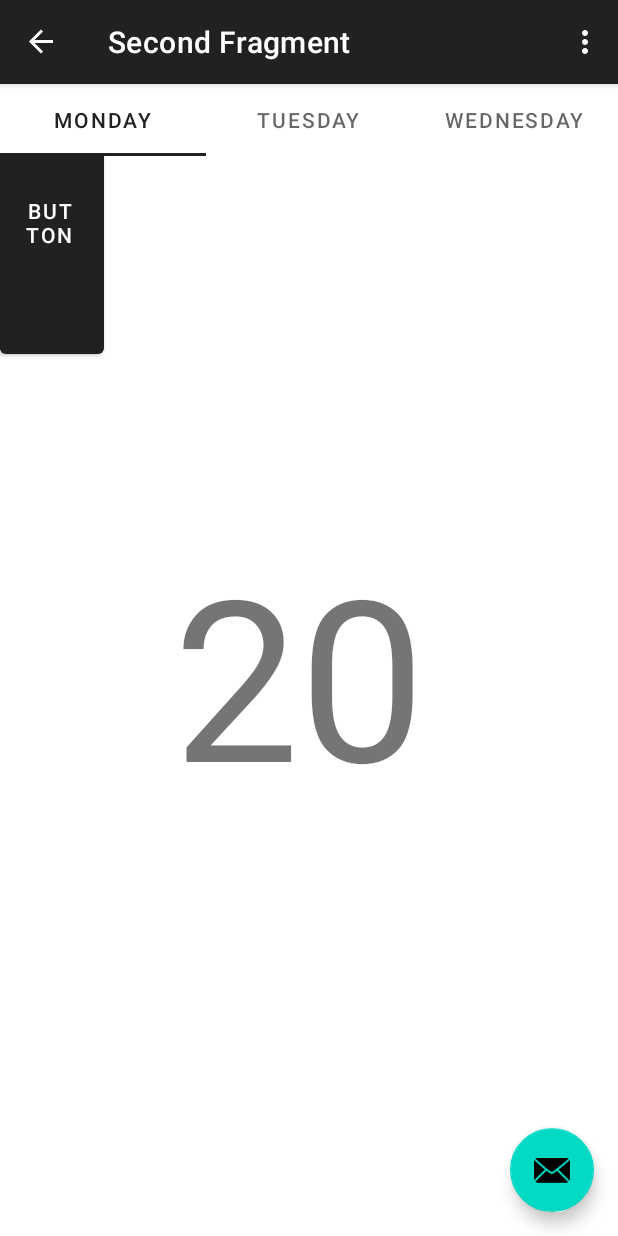
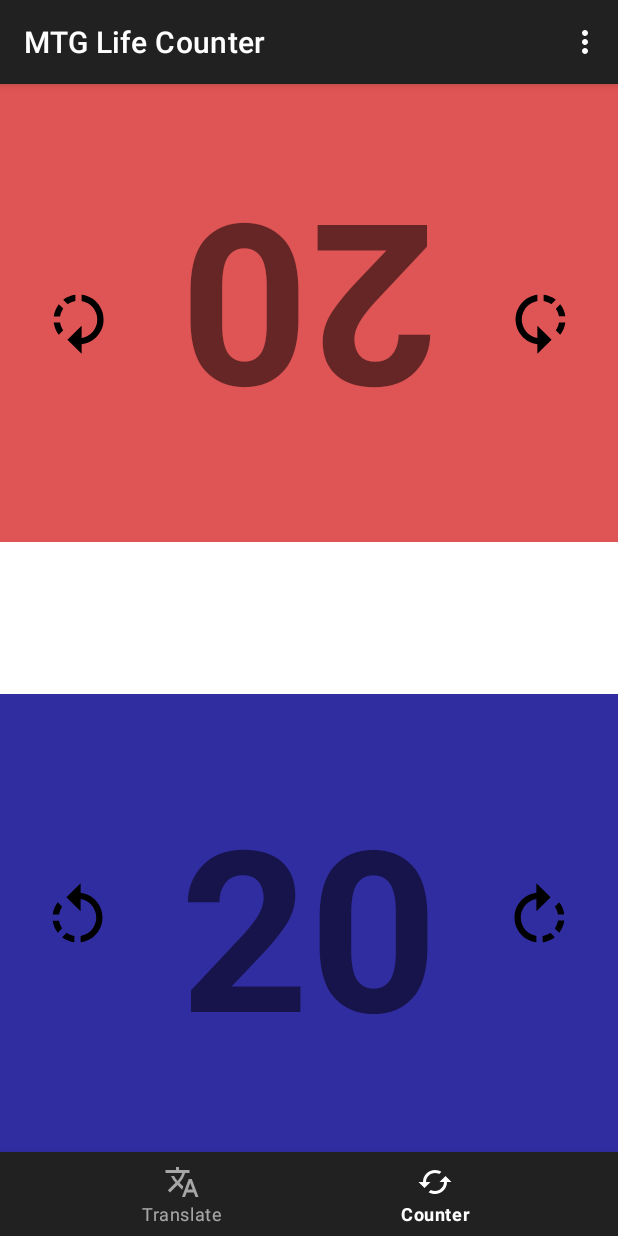
Before and after one commit to ETS-Android2/java-android-api-mtg-translator-counter-dice, an Android app: the SecondFragment screen opened through its navigation route, on a phone screen of 412 x 824 dp. Run offline under Robolectric (Android 15) with nearby library versions, the phone set to English and light mode, and no system bars; our stand-ins replace Picasso, Volley, navigation-ui; pictures from the network do not load.

Commit message:
work in progress

```diff
--- a/app/src/main/java/mtg/java/mymagicapp/FirstFragment.java
+++ b/app/src/main/java/mtg/java/mymagicapp/FirstFragment.java
@@ -128,10 +128,8 @@ public class FirstFragment extends Fragment {
             LayoutInflater inflater, ViewGroup container,
             Bundle savedInstanceState
     ) {
-
         binding = FragmentFirstBinding.inflate(inflater, container, false);
         return binding.getRoot();
-
     }
 
     private static void setUrl(String num, String set) {
@@ -157,14 +155,6 @@ public class FirstFragment extends Fragment {
         final TextView selectedText = binding.textviewFirst;
         final AutoCompleteTextView autoCompleteTextView = binding.autoCompleteEditText;
 
-        binding.buttonFirst.setOnClickListener(new View.OnClickListener() {
-            @Override
-            public void onClick(View view) {
-                NavHostFragment.findNavController(FirstFragment.this)
-                        .navigate(R.id.action_FirstFragment_to_SecondFragment);
-            }
-        });
-
         //Setting up the adapter for AutoSuggest
         autoSuggestAdapter = new AutoSuggestAdapter(getActivity(), android.R.layout.simple_dropdown_item_1line);
         autoCompleteTextView.setThreshold(2);
@@ -173,13 +163,12 @@ public class FirstFragment extends Fragment {
         autoCompleteTextView.setOnItemClickListener(new AdapterView.OnItemClickListener() {
             @Override
             public void onItemClick(AdapterView<?> parent, View view, int position, long id) {
-                selectedText.setText(autoSuggestAdapter.getObject(position) + " / " + locale);
+ //               selectedText.setText(autoSuggestAdapter.getObject(position) + " / " + locale);
                 cardname = autoSuggestAdapter.getObject(position);
                 getCard(firstUrl + cardname);
+                ((MainActivity)getActivity()).closeKeyboard();
             }
         });
-
-
 
         autoCompleteTextView.addTextChangedListener(new TextWatcher() {
             @Override
@@ -234,8 +223,6 @@ public class FirstFragment extends Fragment {
 
     }
 
-
-
     @Override
     public void onDestroyView() {
         super.onDestroyView();
--- a/app/src/main/java/mtg/java/mymagicapp/MainActivity.java
+++ b/app/src/main/java/mtg/java/mymagicapp/MainActivity.java
@@ -4,6 +4,7 @@ import android.content.Context;
 import android.content.DialogInterface;
 import android.os.Bundle;
 
+import com.google.android.material.bottomnavigation.BottomNavigationView;
 import com.google.android.material.snackbar.Snackbar;
 
 import androidx.appcompat.app.AlertDialog;
@@ -21,6 +22,7 @@ import mtg.java.mymagicapp.databinding.ActivityMainBinding;
 
 import android.view.Menu;
 import android.view.MenuItem;
+import android.view.WindowManager;
 import android.view.inputmethod.InputMethodManager;
 import android.widget.FrameLayout;
 import android.widget.TextView;
@@ -38,21 +40,15 @@ public class MainActivity extends AppCompatActivity {
         binding = ActivityMainBinding.inflate(getLayoutInflater());
         setContentView(binding.getRoot());
 
-   //     setSupportActionBar(binding.toolbar);
+        getWindow().addFlags(WindowManager.LayoutParams.FLAG_KEEP_SCREEN_ON);
 
+        BottomNavigationView navView = findViewById(R.id.bottom_navigation);
+        AppBarConfiguration appBarConfiguration = new AppBarConfiguration.Builder(
+                R.id.navigation_first, R.id.navigation_second)
+                .build();
         NavController navController = Navigation.findNavController(this, R.id.nav_host_fragment_content_main);
-        appBarConfiguration = new AppBarConfiguration.Builder(navController.getGraph()).build();
         NavigationUI.setupActionBarWithNavController(this, navController, appBarConfiguration);
-
-        binding.fab.setOnClickListener(new View.OnClickListener() {
-            @Override
-            public void onClick(View view) {
-//                NavHostFragment.findNavController(R.id.FirstFragment.this)
-//                        .navigate(R.id.action_FirstFragment_to_SecondFragment);
-//                Snackbar.make(view, "Replace with your own action", Snackbar.LENGTH_LONG)
-//                        .setAction("Action", null).show();
-            }
-        });
+        NavigationUI.setupWithNavController(navView, navController);
 
     }
 
@@ -63,19 +59,18 @@ public class MainActivity extends AppCompatActivity {
         return true;
     }
 
-//    public static void closeKeyboard() {
-//        View view = getCurrentFocus();
-//        if (view != null) {
-//            InputMethodManager manager
-//                    = (InputMethodManager)
-//                    getSystemService(
-//                            Context.INPUT_METHOD_SERVICE);
-//            manager
-//                    .hideSoftInputFromWindow(
-//                            view.getWindowToken(), 0);
-//        }
-//    }
-
+    public void closeKeyboard() {
+        View view = getCurrentFocus();
+        if (view != null) {
+            InputMethodManager manager
+                    = (InputMethodManager)
+                    getSystemService(
+                            Context.INPUT_METHOD_SERVICE);
+            manager
+                    .hideSoftInputFromWindow(
+                            view.getWindowToken(), 0);
+        }
+    }
 
     @Override
     public boolean onOptionsItemSelected(MenuItem item) {
@@ -90,7 +85,7 @@ public class MainActivity extends AppCompatActivity {
                     @Override
                     public void onClick(DialogInterface dialog, int item) {
                         FirstFragment fragment1 = (FirstFragment)getSupportFragmentManager()
-                                .findFragmentById(R.id.FirstFragment);
+                                .findFragmentById(R.id.navigation_first);
 
                         switch(item) {
                             case 0:
@@ -138,7 +133,6 @@ public class MainActivity extends AppCompatActivity {
                                 FirstFragment.getCard(firstUrl);
                                 break;
                         }
-
                         selectedText.setText("Translate from en to: " + fragment1.locale);
                         dialog.dismiss();
                     }
--- a/app/src/main/java/mtg/java/mymagicapp/SecondFragment.java
+++ b/app/src/main/java/mtg/java/mymagicapp/SecondFragment.java
@@ -4,6 +4,9 @@ import android.os.Bundle;
 import android.view.LayoutInflater;
 import android.view.View;
 import android.view.ViewGroup;
+import android.view.WindowManager;
+import android.widget.Button;
+import android.widget.TextView;
 
 import androidx.annotation.NonNull;
 import androidx.fragment.app.Fragment;
@@ -13,6 +16,9 @@ import mtg.java.mymagicapp.databinding.FragmentSecondBinding;
 
 public class SecondFragment extends Fragment {
 
+    private int oneCounter = 20;
+    private int twoCounter = 20;
+
     private FragmentSecondBinding binding;
 
     @Override
@@ -20,7 +26,6 @@ public class SecondFragment extends Fragment {
             LayoutInflater inflater, ViewGroup container,
             Bundle savedInstanceState
     ) {
-
         binding = FragmentSecondBinding.inflate(inflater, container, false);
         return binding.getRoot();
 
@@ -29,11 +34,43 @@ public class SecondFragment extends Fragment {
     public void onViewCreated(@NonNull View view, Bundle savedInstanceState) {
         super.onViewCreated(view, savedInstanceState);
 
-        binding.buttonSecond.setOnClickListener(new View.OnClickListener() {
+        final Button countPlus = binding.plusOne;
+        final Button countMinus = binding.minusOne;
+        final TextView counterNum = binding.counterOne;
+
+        final Button countPlusTwo = binding.plusTwo;
+        final Button countMinusTwo = binding.minusTwo;
+        final TextView counterNumTwo = binding.counterTwo;
+
+        countPlus.setOnClickListener(new View.OnClickListener() {
+                @Override
+                public void onClick(View view) {
+                    oneCounter++;
+                    counterNum.setText(Integer.toString(oneCounter));
+                }
+            });
+
+        countMinus.setOnClickListener(new View.OnClickListener() {
             @Override
             public void onClick(View view) {
-                NavHostFragment.findNavController(SecondFragment.this)
-                        .navigate(R.id.action_SecondFragment_to_FirstFragment);
+                    oneCounter--;
+                    counterNum.setText(Integer.toString(oneCounter));
+            }
+        });
+
+        countPlusTwo.setOnClickListener(new View.OnClickListener() {
+            @Override
+            public void onClick(View view) {
+                twoCounter++;
+                counterNumTwo.setText(Integer.toString(twoCounter));
+            }
+        });
+
+        countMinusTwo.setOnClickListener(new View.OnClickListener() {
+            @Override
+            public void onClick(View view) {
+                twoCounter--;
+                counterNumTwo.setText(Integer.toString(twoCounter));
             }
         });
     }
--- /dev/null
+++ b/app/src/main/res/drawable/ic_baseline_cached_24.xml
@@ -0,0 +1,5 @@
+<vector android:height="24dp" android:tint="#FFFFFF"
+    android:viewportHeight="24" android:viewportWidth="24"
+    android:width="24dp" xmlns:android="http://schemas.android.com/apk/res/android">
+    <path android:fillColor="@android:color/white" android:pathData="M19,8l-4,4h3c0,3.31 -2.69,6 -6,6 -1.01,0 -1.97,-0.25 -2.8,-0.7l-1.46,1.46C8.97,19.54 10.43,20 12,20c4.42,0 8,-3.58 8,-8h3l-4,-4zM6,12c0,-3.31 2.69,-6 6,-6 1.01,0 1.97,0.25 2.8,0.7l1.46,-1.46C15.03,4.46 13.57,4 12,4c-4.42,0 -8,3.58 -8,8H1l4,4 4,-4H6z"/>
+</vector>
--- /dev/null
+++ b/app/src/main/res/drawable/ic_baseline_rotate_left_24.xml
@@ -0,0 +1,5 @@
+<vector android:height="50dp" android:tint="?attr/colorControlNormal"
+    android:viewportHeight="24" android:viewportWidth="24"
+    android:width="50dp" xmlns:android="http://schemas.android.com/apk/res/android">
+    <path android:fillColor="@android:color/white" android:pathData="M7.11,8.53L5.7,7.11C4.8,8.27 4.24,9.61 4.07,11h2.02c0.14,-0.87 0.49,-1.72 1.02,-2.47zM6.09,13L4.07,13c0.17,1.39 0.72,2.73 1.62,3.89l1.41,-1.42c-0.52,-0.75 -0.87,-1.59 -1.01,-2.47zM7.1,18.32c1.16,0.9 2.51,1.44 3.9,1.61L11,17.9c-0.87,-0.15 -1.71,-0.49 -2.46,-1.03L7.1,18.32zM13,4.07L13,1L8.45,5.55 13,10L13,6.09c2.84,0.48 5,2.94 5,5.91s-2.16,5.43 -5,5.91v2.02c3.95,-0.49 7,-3.85 7,-7.93s-3.05,-7.44 -7,-7.93z"/>
+</vector>
--- /dev/null
+++ b/app/src/main/res/drawable/ic_baseline_rotate_right_24.xml
@@ -0,0 +1,5 @@
+<vector android:height="50dp" android:tint="?attr/colorControlNormal"
+    android:viewportHeight="24" android:viewportWidth="24"
+    android:width="50dp" xmlns:android="http://schemas.android.com/apk/res/android">
+    <path android:fillColor="@android:color/white" android:pathData="M15.55,5.55L11,1v3.07C7.06,4.56 4,7.92 4,12s3.05,7.44 7,7.93v-2.02c-2.84,-0.48 -5,-2.94 -5,-5.91s2.16,-5.43 5,-5.91L11,10l4.55,-4.45zM19.93,11c-0.17,-1.39 -0.72,-2.73 -1.62,-3.89l-1.42,1.42c0.54,0.75 0.88,1.6 1.02,2.47h2.02zM13,17.9v2.02c1.39,-0.17 2.74,-0.71 3.9,-1.61l-1.44,-1.44c-0.75,0.54 -1.59,0.89 -2.46,1.03zM16.89,15.48l1.42,1.41c0.9,-1.16 1.45,-2.5 1.62,-3.89h-2.02c-0.14,0.87 -0.48,1.72 -1.02,2.48z"/>
+</vector>
--- /dev/null
+++ b/app/src/main/res/drawable/ic_baseline_translate_24.xml
@@ -0,0 +1,5 @@
+<vector android:height="24dp" android:tint="#FFFFFF"
+    android:viewportHeight="24" android:viewportWidth="24"
+    android:width="24dp" xmlns:android="http://schemas.android.com/apk/res/android">
+    <path android:fillColor="@android:color/white" android:pathData="M12.87,15.07l-2.54,-2.51 0.03,-0.03c1.74,-1.94 2.98,-4.17 3.71,-6.53L17,6L17,4h-7L10,2L8,2v2L1,4v1.99h11.17C11.5,7.92 10.44,9.75 9,11.35 8.07,10.32 7.3,9.19 6.69,8h-2c0.73,1.63 1.73,3.17 2.98,4.56l-5.09,5.02L4,19l5,-5 3.11,3.11 0.76,-2.04zM18.5,10h-2L12,22h2l1.12,-3h4.75L21,22h2l-4.5,-12zM15.88,17l1.62,-4.33L19.12,17h-3.24z"/>
+</vector>
--- a/app/src/main/res/layout/activity_main.xml
+++ b/app/src/main/res/layout/activity_main.xml
@@ -8,34 +8,15 @@
 
     <include layout="@layout/content_main" />
 
-    <com.google.android.material.floatingactionbutton.FloatingActionButton
-        android:id="@+id/fab"
-        android:layout_width="wrap_content"
+    <com.google.android.material.bottomnavigation.BottomNavigationView
+        android:id="@+id/bottom_navigation"
+        style="@style/Widget.MaterialComponents.BottomNavigationView.Colored"
+        android:layout_width="match_parent"
         android:layout_height="wrap_content"
         android:layout_gravity="bottom|end"
-        android:layout_margin="@dimen/fab_margin"
-        app:srcCompat="@android:drawable/ic_dialog_email" />
+        app:menu="@menu/bottom_navigation_menu" />
 
-    <com.google.android.material.tabs.TabLayout
-        android:id="@+id/tab_lay"
-        android:layout_width="match_parent"
-        android:layout_height="wrap_content">
 
-        <com.google.android.material.tabs.TabItem
-            android:layout_width="wrap_content"
-            android:layout_height="wrap_content"
-            android:text="Monday" />
-
-        <com.google.android.material.tabs.TabItem
-            android:layout_width="wrap_content"
-            android:layout_height="wrap_content"
-            android:text="Tuesday" />
-
-        <com.google.android.material.tabs.TabItem
-            android:layout_width="wrap_content"
-            android:layout_height="wrap_content"
-            android:text="Wednesday" />
-    </com.google.android.material.tabs.TabLayout>
 
 
 </androidx.coordinatorlayout.widget.CoordinatorLayout>
--- a/app/src/main/res/layout/content_main.xml
+++ b/app/src/main/res/layout/content_main.xml
@@ -17,4 +17,5 @@
         app:layout_constraintRight_toRightOf="parent"
         app:layout_constraintTop_toTopOf="parent"
         app:navGraph="@navigation/nav_graph" />
+
 </androidx.constraintlayout.widget.ConstraintLayout>
--- a/app/src/main/res/layout/fragment_first.xml
+++ b/app/src/main/res/layout/fragment_first.xml
@@ -26,7 +26,7 @@
             android:layout_height="wrap_content"
             android:layout_marginStart="20dp"
             android:layout_marginLeft="20dp"
-            android:layout_marginTop="60dp"
+            android:layout_marginTop="20dp"
             android:layout_marginEnd="20dp"
             android:layout_marginRight="20dp"
             android:gravity="center_horizontal"
@@ -36,20 +36,6 @@
             app:layout_constraintHorizontal_bias="0.498"
             app:layout_constraintStart_toStartOf="parent"
             app:layout_constraintTop_toBottomOf="@+id/auto_complete_edit_text" />
-
-        <Button
-            android:id="@+id/button_first"
-            android:layout_width="match_parent"
-            android:layout_height="36dp"
-            android:layout_marginStart="20dp"
-            android:layout_marginLeft="20dp"
-            android:layout_marginEnd="20dp"
-            android:layout_marginRight="20dp"
-            android:text="@string/next"
-            app:layout_constraintEnd_toEndOf="parent"
-            app:layout_constraintHorizontal_bias="0.609"
-            app:layout_constraintStart_toStartOf="parent"
-            tools:layout_editor_absoluteY="19dp" />
 
         <AutoCompleteTextView
             android:id="@+id/auto_complete_edit_text"
@@ -73,7 +59,7 @@
             android:layout_height="536dp"
             android:layout_marginStart="20dp"
             android:layout_marginLeft="20dp"
-            android:layout_marginTop="20dp"
+            android:layout_marginTop="10dp"
             android:layout_marginEnd="20dp"
             android:layout_marginRight="20dp"
             android:src="@drawable/card"
@@ -88,7 +74,7 @@
             android:layout_height="wrap_content"
             android:layout_marginStart="20dp"
             android:layout_marginLeft="20dp"
-            android:layout_marginTop="20dp"
+            android:layout_marginTop="10dp"
             android:layout_marginEnd="20dp"
             android:layout_marginRight="20dp"
             android:gravity="center_horizontal"
@@ -107,6 +93,7 @@
             android:layout_marginTop="20dp"
             android:layout_marginEnd="20dp"
             android:layout_marginRight="20dp"
+            android:layout_marginBottom="80dp"
             android:gravity="center_horizontal"
             android:text="Spell / Description"
             android:textSize="18sp"
--- a/app/src/main/res/layout/fragment_second.xml
+++ b/app/src/main/res/layout/fragment_second.xml
@@ -6,52 +6,108 @@
     android:layout_height="match_parent"
     tools:context=".SecondFragment">
 
+    <LinearLayout
+        android:layout_width="match_parent"
+        android:layout_height="match_parent"
+        android:orientation="horizontal">
+
+        <LinearLayout
+            android:layout_width="0dp"
+            android:layout_height="match_parent"
+            android:layout_weight="3"
+            android:orientation="vertical">
+
+            <LinearLayout
+                android:layout_width="match_parent"
+                android:layout_height="0dp"
+                android:layout_weight="3"
+                android:background="#DF5454">
+
                 <Button
-        android:id="@+id/button_second"
-        android:layout_width="128dp"
-        android:layout_height="39dp"
-        android:text="@string/previous"
-        app:layout_constraintEnd_toEndOf="parent"
-        app:layout_constraintHorizontal_bias="0.498"
-        app:layout_constraintStart_toStartOf="parent"
-        tools:layout_editor_absoluteY="663dp" />
+                    android:id="@+id/minus_two"
+                    style="@android:style/Widget.Material.Button.Borderless"
+                    android:layout_width="wrap_content"
+                    android:layout_height="match_parent"
+                    android:layout_weight="1"
+                    app:icon="@drawable/ic_baseline_rotate_right_24"
+                    android:rotation="-180"
+                    app:iconGravity="textTop"
+                    app:iconTint="@color/black" />
 
                 <TextView
-        android:id="@+id/textView"
-        android:layout_width="180dp"
-        android:layout_height="180dp"
+                    android:id="@+id/counter_two"
+                    android:layout_width="wrap_content"
+                    android:layout_height="match_parent"
+                    android:layout_weight="2"
+                    android:gravity="center"
+                    android:rotation="-180"
                     android:text="20"
                     android:textSize="150sp"
-        app:layout_constraintBottom_toBottomOf="parent"
-        app:layout_constraintEnd_toEndOf="parent"
-        app:layout_constraintHorizontal_bias="0.497"
-        app:layout_constraintStart_toStartOf="parent"
-        app:layout_constraintTop_toTopOf="parent"
-        app:layout_constraintVertical_bias="0.499" />
+                    android:textStyle="normal|bold"
+                    tools:text="20" />
 
                 <Button
-        android:id="@+id/button"
-        android:layout_width="69dp"
-        android:layout_height="186dp"
-        android:text="Button"
-        tools:layout_editor_absoluteX="27dp"
-        tools:layout_editor_absoluteY="272dp" />
+                    android:id="@+id/plus_two"
+                    style="@android:style/Widget.Material.Button.Borderless"
+                    android:layout_width="wrap_content"
+                    android:layout_height="match_parent"
+                    android:layout_weight="1"
+                    app:icon="@drawable/ic_baseline_rotate_left_24"
+                    android:rotation="-180"
+                    app:iconGravity="textTop"
+                    app:iconTint="@color/black" />
+
+            </LinearLayout>
+
+            <LinearLayout
+                android:layout_width="match_parent"
+                android:layout_height="0dp"
+                android:layout_weight="1">
+            </LinearLayout>
+
+            <LinearLayout
+                android:layout_width="match_parent"
+                android:layout_height="0dp"
+                android:layout_marginBottom="55dp"
+                android:layout_weight="3"
+                android:background="#302DA1">
+
 
                 <Button
-        android:id="@+id/button2"
-        android:layout_width="66dp"
-        android:layout_height="185dp"
-        android:text="Button"
-        tools:layout_editor_absoluteX="317dp"
-        tools:layout_editor_absoluteY="270dp" />
+                    android:id="@+id/minus_one"
+                    style="@android:style/Widget.Material.Button.Borderless"
+                    android:layout_width="wrap_content"
+                    android:layout_height="match_parent"
+                    android:layout_weight="1"
+                    app:icon="@drawable/ic_baseline_rotate_left_24"
+                    app:iconGravity="textTop"
+                    app:iconTint="@color/black" />
 
                 <TextView
-        android:id="@+id/textView2"
-        android:layout_width="60dp"
-        android:layout_height="60dp"
-        android:text="4"
-        android:textSize="48sp"
-        tools:layout_editor_absoluteX="174dp"
-        tools:layout_editor_absoluteY="189dp" />
+                    android:id="@+id/counter_one"
+                    android:layout_width="wrap_content"
+                    android:layout_height="match_parent"
+                    android:layout_weight="2"
+                    android:gravity="center"
+                    android:text="20"
+                    android:textSize="150sp"
+                    android:textStyle="normal|bold"
+                    tools:text="20" />
+
+                <Button
+                    android:id="@+id/plus_one"
+                    style="@android:style/Widget.Material.Button.Borderless"
+                    android:layout_width="wrap_content"
+                    android:layout_height="match_parent"
+                    android:layout_weight="1"
+                    app:icon="@drawable/ic_baseline_rotate_right_24"
+                    app:iconGravity="textTop"
+                    app:iconTint="@color/black" />
+
+
+            </LinearLayout>
+
+        </LinearLayout>
+    </LinearLayout>
 
 </androidx.constraintlayout.widget.ConstraintLayout>
--- /dev/null
+++ b/app/src/main/res/menu/bottom_navigation_menu.xml
@@ -0,0 +1,16 @@
+<?xml version="1.0" encoding="utf-8"?>
+<menu xmlns:android="http://schemas.android.com/apk/res/android"
+    xmlns:app="http://schemas.android.com/apk/res-auto"
+    xmlns:tools="http://schemas.android.com/tools"
+    tools:context="mtg.java.mymagicapp.MainActivity">
+    <item
+        android:id="@+id/navigation_first"
+        android:enabled="true"
+        android:icon="@drawable/ic_baseline_translate_24"
+        android:title="Translate"/>
+    <item
+        android:id="@+id/navigation_second"
+        android:enabled="true"
+        android:icon="@drawable/ic_baseline_cached_24"
+        android:title="Counter"/>
+</menu>
--- a/app/src/main/res/menu/menu_main.xml
+++ b/app/src/main/res/menu/menu_main.xml
@@ -10,16 +10,16 @@
     <item
         android:id="@+id/action_newgame"
         android:orderInCategory="100"
-        android:title="@string/action_settings"
+        android:title="@string/action_newgame"
         app:showAsAction="never" />
     <item
         android:id="@+id/action_gamestats"
         android:orderInCategory="100"
-        android:title="@string/action_settings"
+        android:title="@string/action_gamestats"
         app:showAsAction="never" />
     <item
         android:id="@+id/action_about"
         android:orderInCategory="100"
-        android:title="@string/action_settings"
+        android:title="@string/action_about"
         app:showAsAction="never" />
 </menu>
--- a/app/src/main/res/navigation/nav_graph.xml
+++ b/app/src/main/res/navigation/nav_graph.xml
@@ -3,26 +3,26 @@
     xmlns:app="http://schemas.android.com/apk/res-auto"
     xmlns:tools="http://schemas.android.com/tools"
     android:id="@+id/nav_graph"
-    app:startDestination="@id/FirstFragment">
+    app:startDestination="@id/navigation_first">
 
     <fragment
-        android:id="@+id/FirstFragment"
+        android:id="@+id/navigation_first"
         android:name="mtg.java.mymagicapp.FirstFragment"
         android:label="@string/first_fragment_label"
         tools:layout="@layout/fragment_first">
 
         <action
             android:id="@+id/action_FirstFragment_to_SecondFragment"
-            app:destination="@id/SecondFragment" />
+            app:destination="@id/navigation_second" />
     </fragment>
     <fragment
-        android:id="@+id/SecondFragment"
+        android:id="@+id/navigation_second"
         android:name="mtg.java.mymagicapp.SecondFragment"
         android:label="@string/second_fragment_label"
         tools:layout="@layout/fragment_second">
 
         <action
             android:id="@+id/action_SecondFragment_to_FirstFragment"
-            app:destination="@id/FirstFragment" />
+            app:destination="@id/navigation_first" />
     </fragment>
 </navigation>
--- a/app/src/main/res/values/strings.xml
+++ b/app/src/main/res/values/strings.xml
@@ -1,12 +1,15 @@
 <resources>
-    <string name="app_name">My Magic App</string>
-    <string name="action_settings">Settings</string>
+    <string name="app_name">My Magic Companion</string>
     <!-- Strings used for fragments for navigation -->
-    <string name="first_fragment_label">First Fragment</string>
-    <string name="second_fragment_label">Second Fragment</string>
+    <string name="first_fragment_label">MTG Card Translator</string>
+    <string name="second_fragment_label">MTG Life Counter</string>
     <string name="next">Next</string>
     <string name="previous">Previous</string>
 
-    <string name="hello_first_fragment">Hello first fragment</string>
-    <string name="hello_second_fragment">Hello second fragment. Arg: %1$s</string>
+    <string name="action_settings">Language</string>
+    <string name="action_newgame">Play History</string>
+    <string name="action_gamestats">Search history</string>
+    <string name="action_about">About</string>
+
+    <string name="hello_first_fragment">Enter MTG card name:</string>
 </resources>
```
Lines whose indentation alone changed are shown as unchanged.
